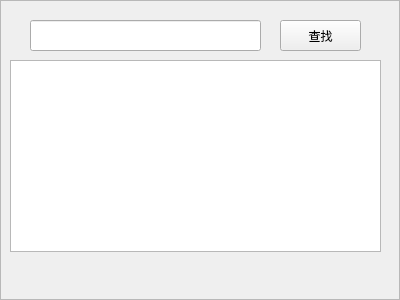
First picture: the form in addwindow.ui, repository MacinChang/ichat, before the edit.
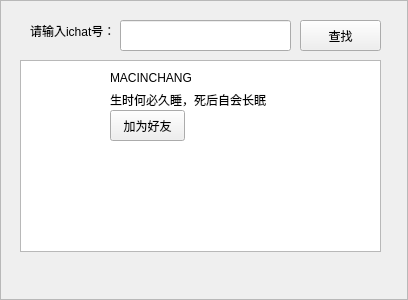
Second picture: the form after the edit. Icons and pictures are not drawn.

```diff
--- a/addwindow.ui
+++ b/addwindow.ui
@@ -6,7 +6,7 @@
    <rect>
     <x>0</x>
     <y>0</y>
-    <width>400</width>
+    <width>408</width>
     <height>300</height>
    </rect>
   </property>
@@ -22,9 +22,9 @@
   <widget class="QLineEdit" name="lineEdit">
    <property name="geometry">
     <rect>
-     <x>30</x>
+     <x>120</x>
      <y>20</y>
-     <width>231</width>
+     <width>171</width>
      <height>31</height>
     </rect>
    </property>
@@ -32,7 +32,7 @@
   <widget class="QPushButton" name="pushButton">
    <property name="geometry">
     <rect>
-     <x>280</x>
+     <x>300</x>
      <y>20</y>
      <width>81</width>
      <height>31</height>
@@ -42,16 +42,87 @@
     <string>查找</string>
    </property>
   </widget>
-  <widget class="QListWidget" name="listWidget">
+  <widget class="QLabel" name="label">
    <property name="geometry">
     <rect>
-     <x>10</x>
+     <x>30</x>
+     <y>20</y>
+     <width>91</width>
+     <height>21</height>
+    </rect>
+   </property>
+   <property name="text">
+    <string>请输入ichat号：</string>
+   </property>
+  </widget>
+  <widget class="QTextBrowser" name="textBrowser">
+   <property name="geometry">
+    <rect>
+     <x>20</x>
      <y>60</y>
-     <width>371</width>
+     <width>361</width>
      <height>192</height>
     </rect>
    </property>
   </widget>
+  <widget class="QLabel" name="label_3">
+   <property name="geometry">
+    <rect>
+     <x>30</x>
+     <y>70</y>
+     <width>71</width>
+     <height>71</height>
+    </rect>
+   </property>
+   <property name="text">
+    <string/>
+   </property>
+   <property name="pixmap">
+    <pixmap resource="resource.qrc">:/resource/head.jpg</pixmap>
+   </property>
+   <property name="scaledContents">
+    <bool>true</bool>
+   </property>
+  </widget>
+  <widget class="QLabel" name="label_2">
+   <property name="geometry">
+    <rect>
+     <x>110</x>
+     <y>70</y>
+     <width>121</width>
+     <height>16</height>
+    </rect>
+   </property>
+   <property name="text">
+    <string>MACINCHANG</string>
+   </property>
+  </widget>
+  <widget class="QLabel" name="label_4">
+   <property name="geometry">
+    <rect>
+     <x>110</x>
+     <y>90</y>
+     <width>181</width>
+     <height>20</height>
+    </rect>
+   </property>
+   <property name="text">
+    <string>生时何必久睡，死后自会长眠</string>
+   </property>
+  </widget>
+  <widget class="QPushButton" name="pushButton_2">
+   <property name="geometry">
+    <rect>
+     <x>110</x>
+     <y>110</y>
+     <width>75</width>
+     <height>31</height>
+    </rect>
+   </property>
+   <property name="text">
+    <string>加为好友</string>
+   </property>
+  </widget>
  </widget>
  <resources/>
  <connections/>
```
Left out of the diff: 4 changed lines with no effect on the pictures.
